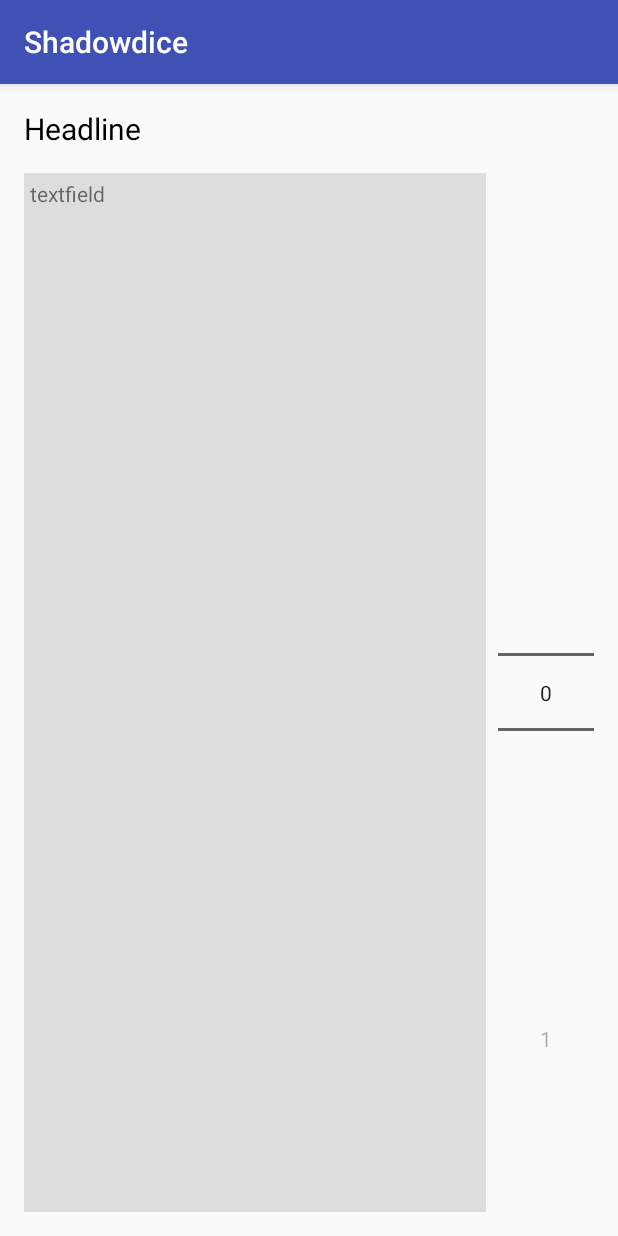
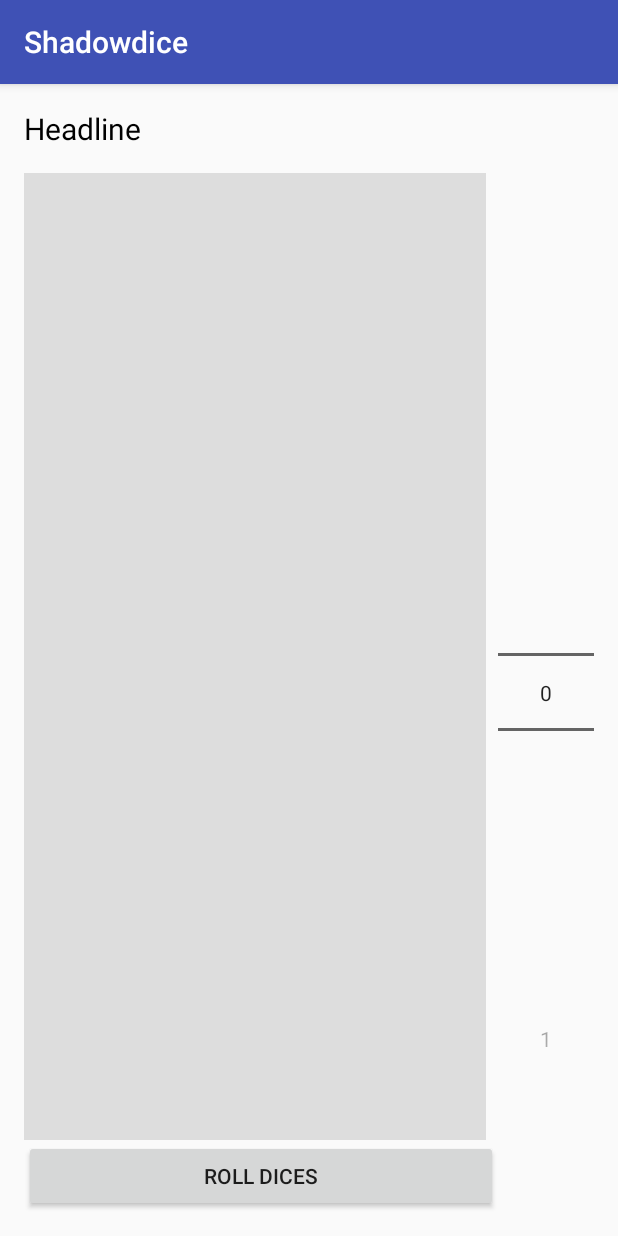
Before and after one commit to Harry-R/shadowdice, an Android app: the screen it shows after launch (MainActivity), on a phone screen of 412 x 824 dp. Run offline under Robolectric (Android 15) with nearby library versions, the phone set to English and light mode, and no system bars.

Commit message:
UI: add roll dice button

```diff
--- a/app/src/main/res/layout/activity_main.xml
+++ b/app/src/main/res/layout/activity_main.xml
@@ -29,12 +29,22 @@
     <TextView
         android:layout_width="match_parent"
         android:layout_height="match_parent"
+        android:id="@+id/txtv_content"
         android:layout_alignParentLeft="true"
         android:layout_toLeftOf="@id/numpicker"
         android:layout_below="@id/txtv_headline"
-        android:text="@string/textfield"
+        android:layout_above="@+id/btn_rollDices"
         android:background="#DDD"
         android:layout_marginRight="8dp"
         android:padding="4dp"/>
 
+    <Button
+        android:layout_width="match_parent"
+        android:layout_height="wrap_content"
+        android:layout_toLeftOf="@id/numpicker"
+        android:text="roll dices"
+        android:id="@+id/btn_rollDices"
+        android:onClick="btn_rollDices_onclick"
+        android:layout_alignParentBottom="true"/>
+
 </RelativeLayout>
```
